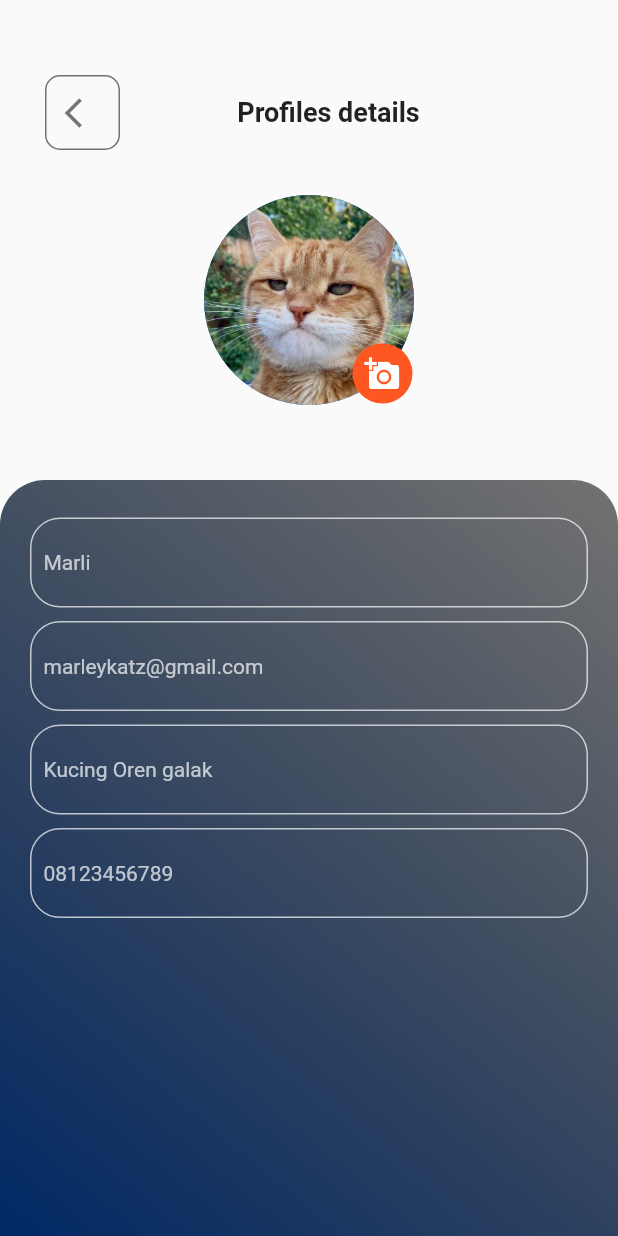
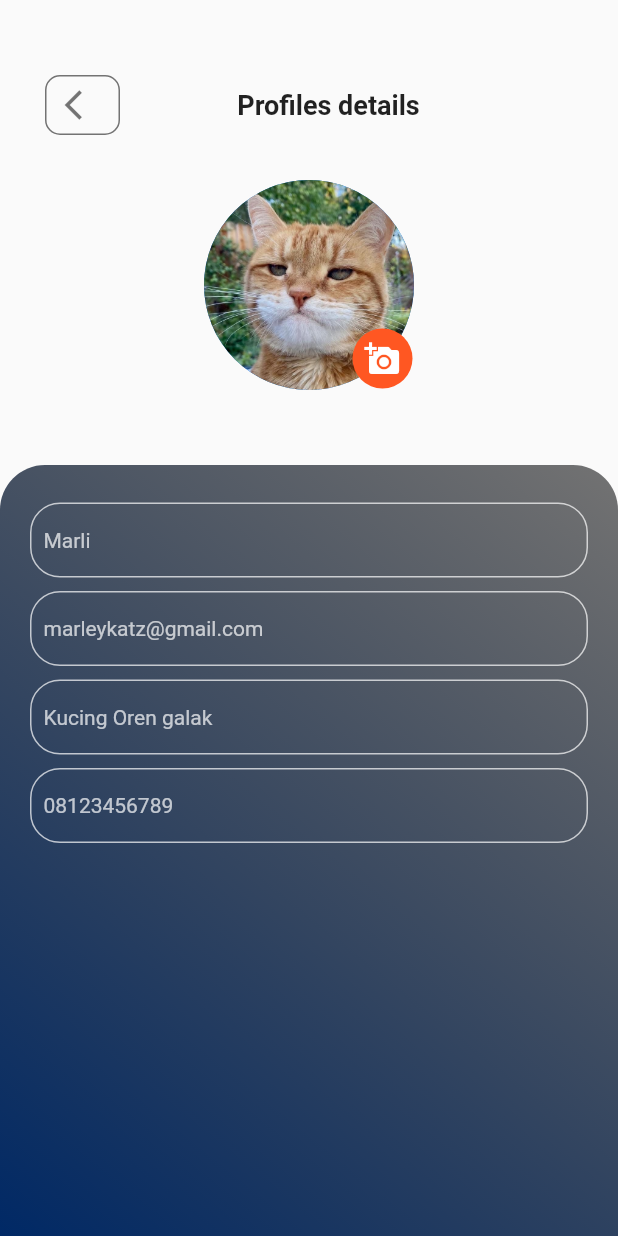
Before and after one commit to Kelompok1-MobileProgramming/BoloBoloFlutter, a Flutter app: the MyHomePage screen opened directly, on a phone screen of 412 x 824 dp. Run offline on Flutter 3.47's test engine with Material 2 defaults, Android fonts, the light colour scheme and no system bars; our stand-ins replace carousel_pro, dio; missing offline and left inert: mongo_dart, sevr.

Commit message:
27 mar 11:25

```diff
--- a/bolobolo/lib/componets/products.dart
+++ b/bolobolo/lib/componets/products.dart
@@ -1,5 +1,5 @@
 import 'package:flutter/material.dart';
-import 'package:flutter_demo/pages/product_details.dart';
+import 'package:bolobolo/pages/product_details.dart';
 
 class Products extends StatefulWidget {
   @override
--- a/bolobolo/lib/desc/airpods.dart
+++ b/bolobolo/lib/desc/airpods.dart
@@ -1,5 +1,5 @@
 import 'package:flutter/material.dart';
-import 'package:flutter_demo/componets/products.dart';
+import 'package:bolobolo/componets/products.dart';
 
 class ProductDetails extends StatefulWidget {
   final product_detail_name;
@@ -209,7 +209,8 @@ class _ProductDetailsState extends State<ProductDetails> {
               "Product Details",
               style: TextStyle(fontWeight: FontWeight.bold),
             ),
-            subtitle: Text("Earphone wireless merk apple hanya tersedia 1 warna, yaitu putih"),
+            subtitle: Text(
+                "Earphone wireless merk apple hanya tersedia 1 warna, yaitu putih"),
           ),
 
           Divider(),
--- a/bolobolo/lib/desc/bajupolos.dart
+++ b/bolobolo/lib/desc/bajupolos.dart
@@ -1,5 +1,5 @@
 import 'package:flutter/material.dart';
-import 'package:flutter_demo/componets/products.dart';
+import 'package:bolobolo/componets/products.dart';
 
 class ProductDetails extends StatefulWidget {
   final product_detail_name;
@@ -209,7 +209,8 @@ class _ProductDetailsState extends State<ProductDetails> {
               "Product Details",
               style: TextStyle(fontWeight: FontWeight.bold),
             ),
-            subtitle: Text("Baju polos berwarna putih ready all size (xs,s,m,l,xl,xxl)"),
+            subtitle: Text(
+                "Baju polos berwarna putih ready all size (xs,s,m,l,xl,xxl)"),
           ),
 
           Divider(),
--- a/bolobolo/lib/main.dart
+++ b/bolobolo/lib/main.dart
@@ -1,7 +1,7 @@
 import 'package:flutter/material.dart';
-import 'package:flutter_demo/home.dart';
-import 'package:flutter_demo/server.dart' as server;
-import 'package:flutter_demo/pages/signin.dart';
+import 'package:bolobolo/home.dart';
+import 'package:bolobolo/server.dart' as server;
+import 'package:bolobolo/pages/signin.dart';
 
 void main() {
   server.start();
--- a/bolobolo/lib/models/profile_material.dart
+++ b/bolobolo/lib/models/profile_material.dart
@@ -1,4 +1,4 @@
-{
+/*{
   Row(mainAxisAlignment: MainAxisAlignment.spaceBetween,children: <Widget>[
 Container(height: 50, width: 50 ,child: Icon(Icons.arrow_back_ios, size: 24,color: Colors.black54,), decoration: BoxDecoration(border: Border.all(color: Colors.black54), borderRadius: BorderRadius.all(Radius.circular(10))),),
 Text('Profiles details', style: TextStyle(fontSize: 18, fontWeight: FontWeight.bold),),
@@ -44,4 +44,4 @@ decoration: BoxDecoration(color: Colors.deepOrange,borderRadius: BorderRadius.on
 ],
 );
 
-}
+}*/
--- a/bolobolo/lib/pages/cart.dart
+++ b/bolobolo/lib/pages/cart.dart
@@ -1,5 +1,5 @@
 import 'package:flutter/material.dart';
-import 'package:flutter_demo/componets/cart_products.dart';
+import 'package:bolobolo/componets/cart_products.dart';
 
 class Cart extends StatefulWidget {
   @override
--- a/bolobolo/lib/pages/product_details.dart
+++ b/bolobolo/lib/pages/product_details.dart
@@ -1,5 +1,5 @@
 import 'package:flutter/material.dart';
-import 'package:flutter_demo/componets/products.dart';
+import 'package:bolobolo/componets/products.dart';
 
 class ProductDetails extends StatefulWidget {
   final product_detail_name;
--- a/bolobolo/lib/pages/profile.dart
+++ b/bolobolo/lib/pages/profile.dart
@@ -1,4 +1,5 @@
 import 'package:flutter/material.dart';
+import 'package:bolobolo/home.dart';
 
 void main() {
   runApp(MyApps());
@@ -44,12 +45,16 @@ class _MyHomePageState extends State<MyHomePage> {
             mainAxisAlignment: MainAxisAlignment.spaceBetween,
             children: <Widget>[
               Container(
-                height: 50,
+                height: 40,
                 width: 50,
-                child: Icon(
-                  Icons.arrow_back_ios,
-                  size: 24,
-                  color: Colors.black54,
+                child: GestureDetector(
+                  onTap: () => Navigator.of(context).push(
+                      new MaterialPageRoute(builder: (context) => HomePage())),
+                  child: Icon(
+                    Icons.arrow_back_ios,
+                    size: 24,
+                    color: Colors.black54,
+                  ),
                 ),
                 decoration: BoxDecoration(
                     border: Border.all(color: Colors.black54),
@@ -109,7 +114,7 @@ class _MyHomePageState extends State<MyHomePage> {
               Padding(
                 padding: const EdgeInsets.fromLTRB(20, 25, 20, 4),
                 child: Container(
-                  height: 60,
+                  height: 50,
                   child: Align(
                     alignment: Alignment.centerLeft,
                     child: Padding(
@@ -128,7 +133,7 @@ class _MyHomePageState extends State<MyHomePage> {
               Padding(
                 padding: const EdgeInsets.fromLTRB(20, 5, 20, 4),
                 child: Container(
-                  height: 60,
+                  height: 50,
                   child: Align(
                     alignment: Alignment.centerLeft,
                     child: Padding(
@@ -147,7 +152,7 @@ class _MyHomePageState extends State<MyHomePage> {
               Padding(
                 padding: const EdgeInsets.fromLTRB(20, 5, 20, 4),
                 child: Container(
-                  height: 60,
+                  height: 50,
                   child: Align(
                     alignment: Alignment.centerLeft,
                     child: Padding(
@@ -166,7 +171,7 @@ class _MyHomePageState extends State<MyHomePage> {
               Padding(
                 padding: const EdgeInsets.fromLTRB(20, 5, 20, 4),
                 child: Container(
-                  height: 60,
+                  height: 50,
                   child: Align(
                     alignment: Alignment.centerLeft,
                     child: Padding(
--- a/bolobolo/lib/pages/widgets/textformfield.dart
+++ b/bolobolo/lib/pages/widgets/textformfield.dart
@@ -1,5 +1,5 @@
 import 'package:flutter/material.dart';
-import 'package:flutter_demo/pages/widgets/responsive_ui.dart';
+import 'package:bolobolo/pages/widgets/responsive_ui.dart';
 
 class CustomTextField extends StatelessWidget {
   final String hint;
--- a/bolobolo/pubspec.yaml
+++ b/bolobolo/pubspec.yaml
@@ -1,4 +1,4 @@
-name: flutter_demo
+name: bolobolo
 description: A new Flutter application.
 
 # The following defines the version and build number for your application.
```
Also changed, not shown: bolobolo/lib/home.dart (+5 -5 lines), bolobolo/lib/pages/signin.dart (+6 -6 lines), bolobolo/lib/pages/signup.dart (+7 -7 lines), 6 other files.
